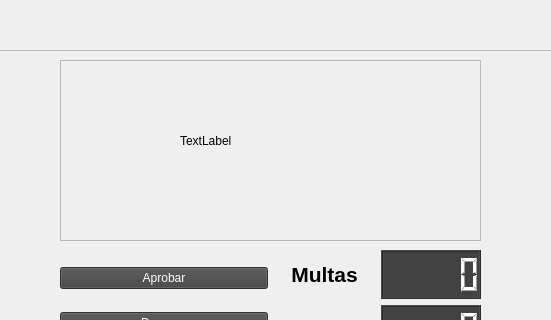
Above: TP-POO/mainwindow.ui from Angelo-Eze-03/TP-POO before the change; both pictures show x 210 to 761 and y 0 to 320 of the 967 by 502 pixel window. Below: the same form after it.
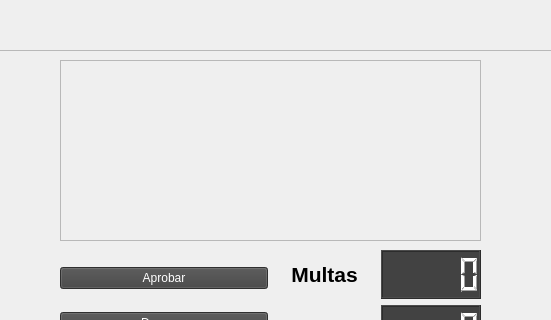
That is the form after the change.

The edit to the form file:
```diff
--- a/TP-POO/mainwindow.ui
+++ b/TP-POO/mainwindow.ui
@@ -204,14 +204,14 @@
      <widget class="QLabel" name="labelDatosPersona">
       <property name="geometry">
        <rect>
-        <x>120</x>
-        <y>50</y>
-        <width>151</width>
-        <height>61</height>
+        <x>20</x>
+        <y>10</y>
+        <width>391</width>
+        <height>161</height>
        </rect>
       </property>
       <property name="text">
-       <string>TextLabel</string>
+       <string/>
       </property>
      </widget>
     </widget>
```
Left out of the diff: 2 changed lines with no effect on the pictures.
